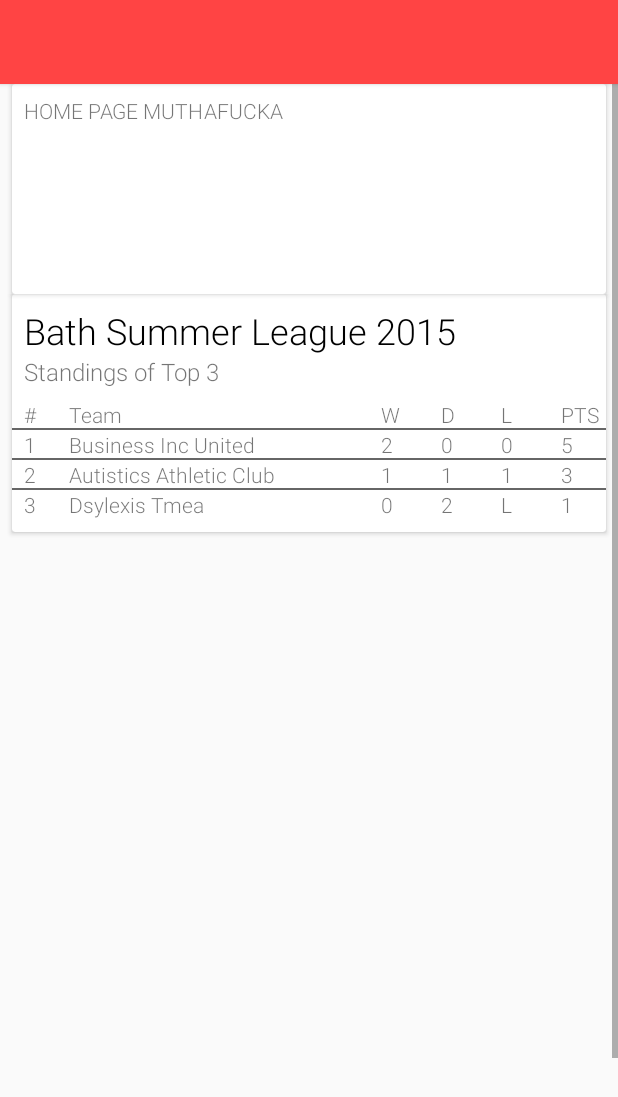
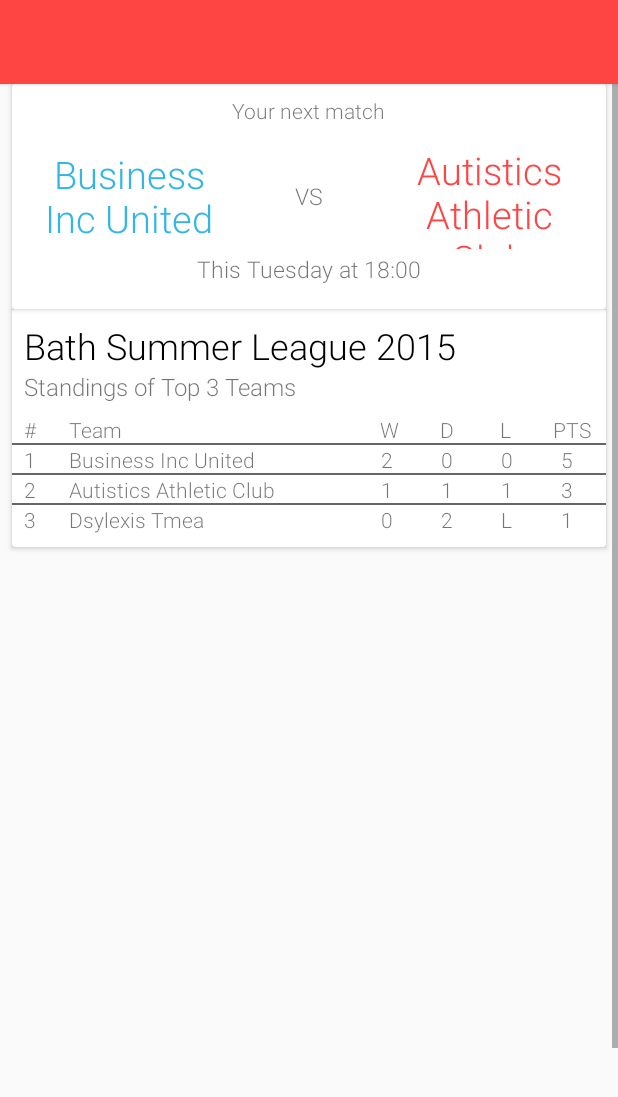
Before and after one commit to georgepaw/BusinessIncAndroid, an Android app: the HomePageActivity screen opened directly, with no data from a screen before it, on a phone screen of 412 x 824 dp. Shown: the top 1097 px of the screen. Run offline under Robolectric (Android 15) with nearby library versions, the phone set to English and light mode, and no system bars.

Commit message:
added next match card to home cards

```diff
--- a/Bath Touch/app/src/main/java/company/businessinc/bathtouch/adapters/HomePageAdapter.java
+++ b/Bath Touch/app/src/main/java/company/businessinc/bathtouch/adapters/HomePageAdapter.java
@@ -31,6 +31,18 @@ public class HomePageAdapter extends RecyclerView.Adapter<RecyclerView.ViewHolde
             mCardView = (CardView) v.findViewById(R.id.home_page_card_home);
             mTextView = (TextView) v.findViewById(R.id.home_page_card_home_header);
         }
+    }
+
+    public class ViewHolderNextMatch extends RecyclerView.ViewHolder {
+
+        public TextView mTeam1Name, mTeam2Name;
+
+         public ViewHolderNextMatch(View v) {
+             super(v);
+             mTeam1Name = (TextView) v.findViewById(R.id.home_card_next_match_team1_name);
+             mTeam2Name = (TextView) v.findViewById(R.id.home_card_next_match_team2_name);
+         }
+
     }
 
     public class ViewHolderTable extends RecyclerView.ViewHolder {
@@ -97,10 +109,11 @@ public class HomePageAdapter extends RecyclerView.Adapter<RecyclerView.ViewHolde
 
         View vt = LayoutInflater.from(parent.getContext()).inflate(R.layout.home_card_table, parent, false);
 
+        View vnm = LayoutInflater.from(parent.getContext()).inflate(R.layout.home_card_next_match, parent, false);
 
         switch (viewType){
             case 0:
-                return new ViewHolderHome(v);
+                return new ViewHolderNextMatch(vnm);
             case 1:
                 return new ViewHolderTable(vt);
             default:
@@ -122,11 +135,9 @@ public class HomePageAdapter extends RecyclerView.Adapter<RecyclerView.ViewHolde
         }
         else if (holder instanceof ViewHolderTable) {
             ViewHolderTable vht = (ViewHolderTable) holder;
-            Log.d("ERR", "in viewholder table");
-
 
             vht.mHeaderTextView.setText("Bath Summer League 2015");
-            vht.mSubHeaderTextView.setText("Standings of Top 3");
+            vht.mSubHeaderTextView.setText("Standings of Top 3 Teams");
             vht.mTeam1name.setText(mDataset.teams.get(0).getTeamName());
             vht.mTeam2name.setText(mDataset.teams.get(1).getTeamName());
             vht.mTeam3name.setText(mDataset.teams.get(2).getTeamName());
@@ -148,6 +159,12 @@ public class HomePageAdapter extends RecyclerView.Adapter<RecyclerView.ViewHolde
 
 
         }
+        else if(holder instanceof ViewHolderNextMatch) {
+            ViewHolderNextMatch vnm = (ViewHolderNextMatch) holder;
+
+            vnm.mTeam1Name.setText(mDataset.teams.get(0).getTeamName());
+            vnm.mTeam2Name.setText(mDataset.teams.get(1).getTeamName());
+        }
         else{
             ViewHolderHome vho = (ViewHolderHome) holder;
             vho.mTextView.setText("HOME PAGE MUTHAFUCKA");
--- /dev/null
+++ b/Bath Touch/app/src/main/res/layout/home_card_next_match.xml
@@ -0,0 +1,84 @@
+<?xml version="1.0" encoding="utf-8"?>
+
+
+<android.support.v7.widget.CardView xmlns:android="http://schemas.android.com/apk/res/android"
+    xmlns:card_view="http://schemas.android.com/apk/res-auto"
+    android:id="@+id/home_page_card_table"
+    android:layout_width="fill_parent"
+    android:layout_height="150dp"
+    android:layout_marginLeft="8dp"
+    android:layout_marginRight="8dp"
+    card_view:cardCornerRadius="2dp">
+
+    <RelativeLayout
+        android:layout_width="match_parent"
+        android:layout_height="match_parent"
+        android:padding="8dp">
+
+
+        <TextView
+            android:id="@+id/home_card_next_match_heading"
+            android:layout_width="wrap_content"
+            android:layout_height="wrap_content"
+            android:layout_centerHorizontal="true"
+            android:layout_gravity="center_horizontal"
+            android:text="Your next match" />
+
+        <RelativeLayout
+            android:layout_width="match_parent"
+            android:layout_height="70dp"
+            android:layout_centerInParent="true"
+            android:layout_marginTop="20dp"
+
+            android:orientation="horizontal"
+
+            >
+
+            <TextView
+                android:id="@+id/home_card_next_match_team1_name"
+                android:layout_width="140dp"
+                android:layout_height="wrap_content"
+                android:layout_alignParentLeft="true"
+                android:layout_centerInParent="true"
+                android:gravity="center"
+                android:text="Business Inc United"
+                android:textColor="@color/blue"
+                android:textSize="25sp" />
+
+            <TextView
+                android:layout_width="wrap_content"
+                android:layout_height="fill_parent"
+                android:layout_centerInParent="true"
+                android:layout_gravity="center"
+                android:gravity="center"
+                android:text="VS"
+                android:textSize="15sp"
+
+                />
+
+            <TextView
+                android:id="@+id/home_card_next_match_team2_name"
+                android:layout_width="140dp"
+                android:layout_height="fill_parent"
+                android:layout_alignParentRight="true"
+                android:layout_centerInParent="true"
+                android:gravity="center"
+                android:text="Autistics Athletics"
+                android:textColor="@color/red"
+                android:textSize="25sp" />
+
+        </RelativeLayout>
+
+        <TextView
+            android:layout_width="wrap_content"
+            android:layout_height="wrap_content"
+            android:layout_alignParentBottom="true"
+            android:layout_centerHorizontal="true"
+            android:layout_gravity="center"
+            android:layout_marginBottom="8dp"
+            android:text="This Tuesday at 18:00"
+            android:textSize="15sp" />
+
+
+    </RelativeLayout>
+</android.support.v7.widget.CardView>
--- a/Bath Touch/app/src/main/res/layout/home_card_table.xml
+++ b/Bath Touch/app/src/main/res/layout/home_card_table.xml
@@ -69,12 +69,13 @@
                 <TextView
                     android:layout_width="30dp"
                     android:layout_height="20dp"
+                    android:layout_marginRight="5dp"
                     android:id="@+id/team_points"
                     android:layout_alignParentRight="true"
                     android:text="PTS"/>
 
                 <TextView
-                    android:layout_width="40dp"
+                    android:layout_width="35dp"
                     android:layout_height="20dp"
                     android:id="@+id/team_lose"
                     android:layout_toLeftOf="@id/team_points"
```
